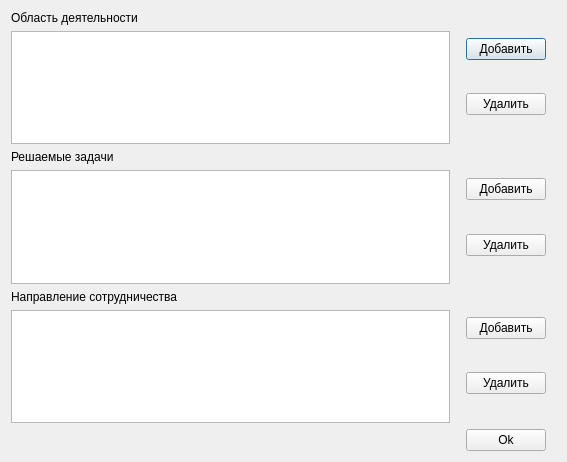
This is ui/additionalwindow.ui in 7enSmile/clientVKR as Qt 5 draws it before an edit. The edited form follows.
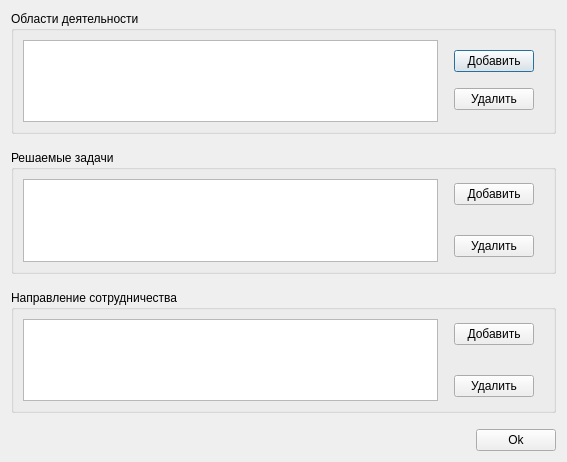
This is the edited form.

Patch:
```diff
--- a/ui/additionalwindow.ui
+++ b/ui/additionalwindow.ui
@@ -15,16 +15,15 @@
   </property>
   <layout class="QVBoxLayout" name="verticalLayout_10">
    <item>
+    <widget class="QGroupBox" name="groupBox">
+     <property name="title">
+      <string>Области деятельности</string>
+     </property>
+     <layout class="QVBoxLayout" name="verticalLayout_4">
+      <item>
     <layout class="QHBoxLayout" name="horizontalLayout">
      <item>
       <layout class="QVBoxLayout" name="verticalLayout">
-       <item>
-        <widget class="QLabel" name="label">
-         <property name="text">
-          <string>Область деятельности</string>
-         </property>
-        </widget>
-       </item>
        <item>
         <widget class="QTableView" name="tableViewActivity">
          <attribute name="horizontalHeaderVisible">
@@ -89,30 +88,35 @@
      </item>
     </layout>
    </item>
+     </layout>
+    </widget>
+   </item>
    <item>
-    <spacer name="verticalSpacer_2">
+    <spacer name="verticalSpacer">
      <property name="orientation">
       <enum>Qt::Vertical</enum>
      </property>
+     <property name="sizeType">
+      <enum>QSizePolicy::Fixed</enum>
+     </property>
      <property name="sizeHint" stdset="0">
       <size>
        <width>20</width>
-       <height>40</height>
+       <height>10</height>
       </size>
      </property>
     </spacer>
    </item>
+   <item>
+    <widget class="QGroupBox" name="groupBox_2">
+     <property name="title">
+      <string>Решаемые задачи</string>
+     </property>
+     <layout class="QVBoxLayout" name="verticalLayout_5">
    <item>
     <layout class="QHBoxLayout" name="horizontalLayout_2">
      <item>
       <layout class="QVBoxLayout" name="verticalLayout_2">
-       <item>
-        <widget class="QLabel" name="label_2">
-         <property name="text">
-          <string>Решаемые задачи</string>
-         </property>
-        </widget>
-       </item>
        <item>
         <widget class="QTableView" name="tableViewTasks">
          <attribute name="horizontalHeaderVisible">
@@ -150,6 +154,22 @@
          </property>
         </widget>
        </item>
+          <item>
+           <spacer name="verticalSpacer_6">
+            <property name="orientation">
+             <enum>Qt::Vertical</enum>
+            </property>
+            <property name="sizeType">
+             <enum>QSizePolicy::Fixed</enum>
+            </property>
+            <property name="sizeHint" stdset="0">
+             <size>
+              <width>20</width>
+              <height>20</height>
+             </size>
+            </property>
+           </spacer>
+          </item>
        <item>
         <widget class="QPushButton" name="pushButtonDeleteTasks">
          <property name="text">
@@ -177,30 +197,35 @@
      </item>
     </layout>
    </item>
+     </layout>
+    </widget>
+   </item>
    <item>
-    <spacer name="verticalSpacer_3">
+    <spacer name="verticalSpacer_4">
      <property name="orientation">
       <enum>Qt::Vertical</enum>
      </property>
+     <property name="sizeType">
+      <enum>QSizePolicy::Fixed</enum>
+     </property>
      <property name="sizeHint" stdset="0">
       <size>
        <width>20</width>
-       <height>40</height>
+       <height>10</height>
       </size>
      </property>
     </spacer>
    </item>
+   <item>
+    <widget class="QGroupBox" name="groupBox_3">
+     <property name="title">
+      <string>Направление сотрудничества</string>
+     </property>
+     <layout class="QHBoxLayout" name="horizontalLayout_5">
    <item>
     <layout class="QHBoxLayout" name="horizontalLayout_3">
      <item>
       <layout class="QVBoxLayout" name="verticalLayout_3">
-       <item>
-        <widget class="QLabel" name="label_3">
-         <property name="text">
-          <string>Направление сотрудничества</string>
-         </property>
-        </widget>
-       </item>
        <item>
         <widget class="QTableView" name="tableViewCollaboration">
          <attribute name="horizontalHeaderVisible">
@@ -238,6 +263,22 @@
          </property>
         </widget>
        </item>
+          <item>
+           <spacer name="verticalSpacer_7">
+            <property name="orientation">
+             <enum>Qt::Vertical</enum>
+            </property>
+            <property name="sizeType">
+             <enum>QSizePolicy::Fixed</enum>
+            </property>
+            <property name="sizeHint" stdset="0">
+             <size>
+              <width>20</width>
+              <height>20</height>
+             </size>
+            </property>
+           </spacer>
+          </item>
        <item>
         <widget class="QPushButton" name="pushButtonDeleteCollaboration">
          <property name="text">
@@ -265,6 +306,51 @@
      </item>
     </layout>
    </item>
+     </layout>
+    </widget>
+   </item>
+   <item>
+    <spacer name="verticalSpacer_2">
+     <property name="orientation">
+      <enum>Qt::Vertical</enum>
+     </property>
+     <property name="sizeHint" stdset="0">
+      <size>
+       <width>20</width>
+       <height>40</height>
+      </size>
+     </property>
+    </spacer>
+   </item>
+   <item>
+    <spacer name="verticalSpacer_3">
+     <property name="orientation">
+      <enum>Qt::Vertical</enum>
+     </property>
+     <property name="sizeHint" stdset="0">
+      <size>
+       <width>20</width>
+       <height>40</height>
+      </size>
+     </property>
+    </spacer>
+   </item>
+   <item>
+    <spacer name="verticalSpacer_5">
+     <property name="orientation">
+      <enum>Qt::Vertical</enum>
+     </property>
+     <property name="sizeType">
+      <enum>QSizePolicy::Fixed</enum>
+     </property>
+     <property name="sizeHint" stdset="0">
+      <size>
+       <width>20</width>
+       <height>10</height>
+      </size>
+     </property>
+    </spacer>
+   </item>
    <item>
     <layout class="QHBoxLayout" name="horizontalLayout_4">
      <item>
@@ -287,22 +373,6 @@
        </property>
       </widget>
      </item>
-     <item>
-      <spacer name="horizontalSpacer_8">
-       <property name="orientation">
-        <enum>Qt::Horizontal</enum>
-       </property>
-       <property name="sizeType">
-        <enum>QSizePolicy::Fixed</enum>
-       </property>
-       <property name="sizeHint" stdset="0">
-        <size>
-         <width>10</width>
-         <height>20</height>
-        </size>
-       </property>
-      </spacer>
-     </item>
     </layout>
    </item>
   </layout>
```
Lines whose indentation alone changed are shown as unchanged.
